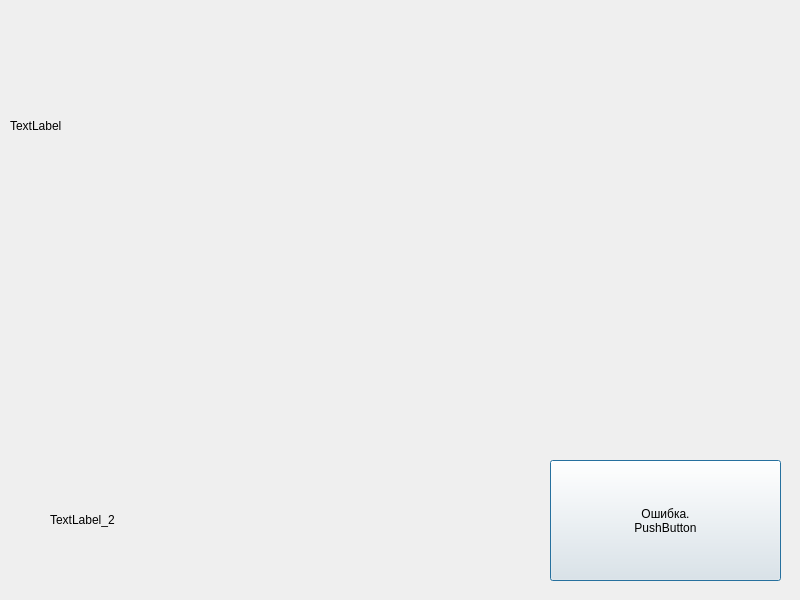
tsvigo/avto_Funktsiya_Resheniya_2, file dialog.ui: the form before one commit.
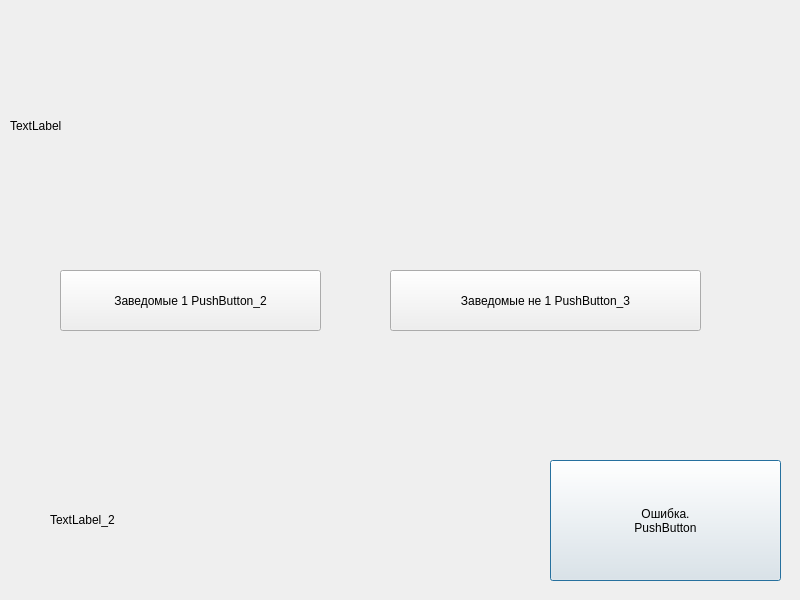
The form after the commit.

Commit message: Описание коммита

Diff of the .ui file:
```diff
--- a/dialog.ui
+++ b/dialog.ui
@@ -56,6 +56,32 @@
     <string>&lt;html&gt;&lt;head/&gt;&lt;body&gt;&lt;p&gt;TextLabel_2&lt;/p&gt;&lt;/body&gt;&lt;/html&gt;</string>
    </property>
   </widget>
+  <widget class="QPushButton" name="pushButton_2">
+   <property name="geometry">
+    <rect>
+     <x>60</x>
+     <y>270</y>
+     <width>261</width>
+     <height>61</height>
+    </rect>
+   </property>
+   <property name="text">
+    <string>Заведомые 1 PushButton_2</string>
+   </property>
+  </widget>
+  <widget class="QPushButton" name="pushButton_3">
+   <property name="geometry">
+    <rect>
+     <x>390</x>
+     <y>270</y>
+     <width>311</width>
+     <height>61</height>
+    </rect>
+   </property>
+   <property name="text">
+    <string>Заведомые не 1 PushButton_3</string>
+   </property>
+  </widget>
  </widget>
  <resources/>
  <connections/>
```
The commit also changes 2 other files.
